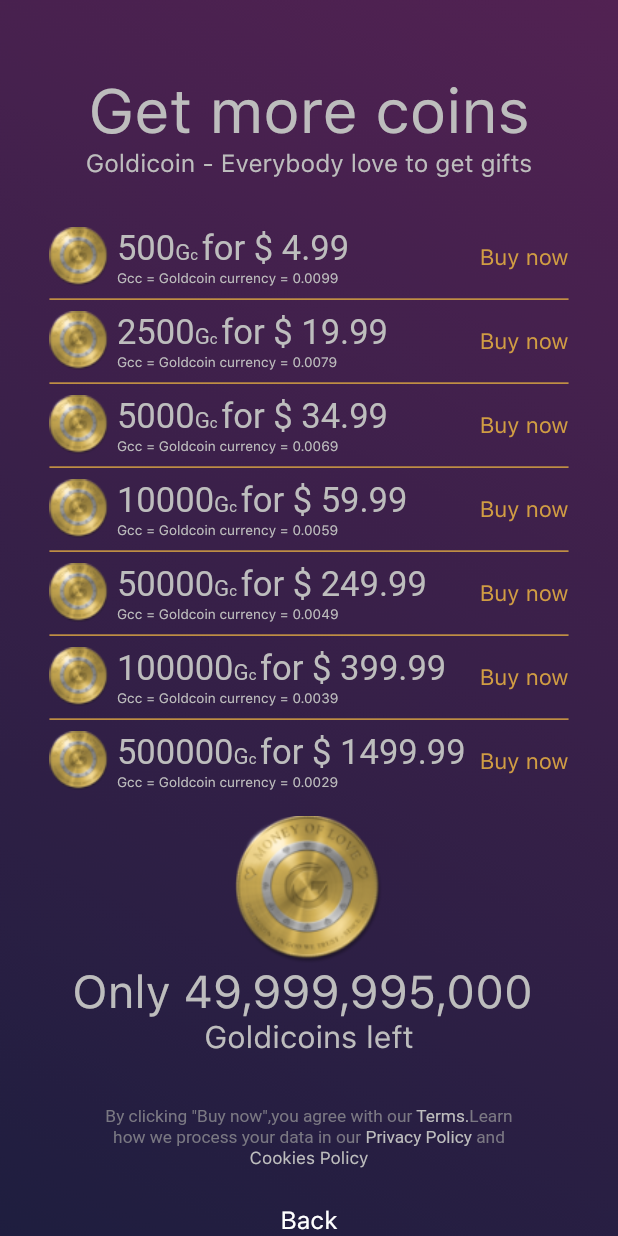
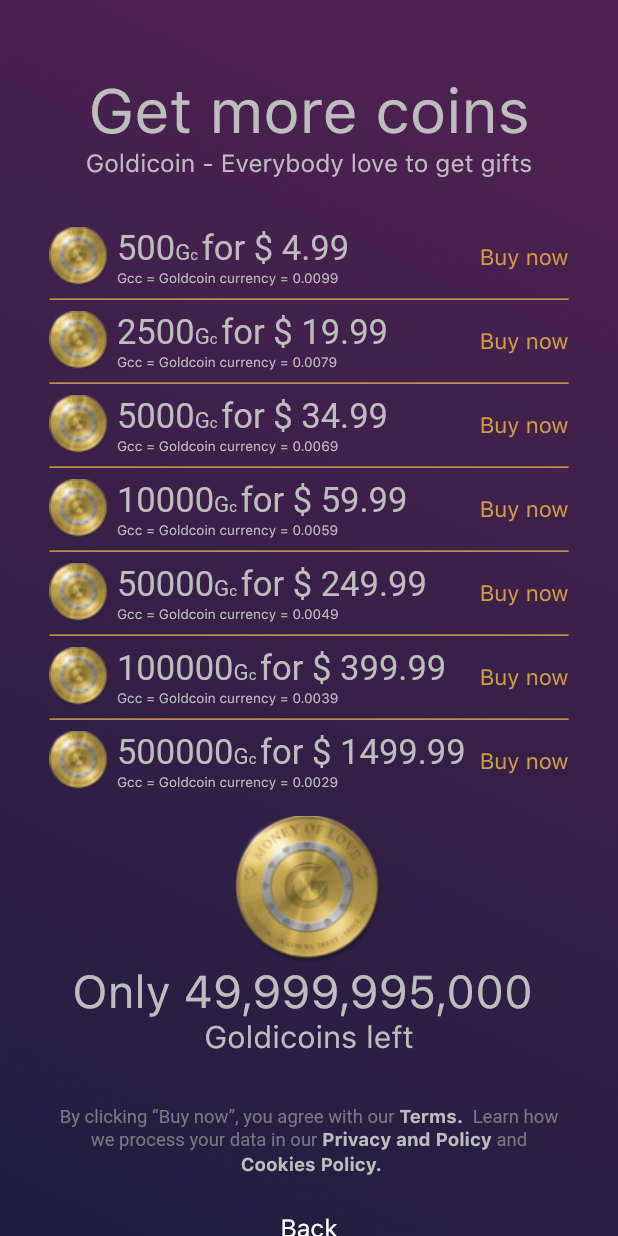
Before and after one commit to Abhisheksainii/goldidate-master, a Flutter app: the GetCoins screen opened by its route, on a phone screen of 412 x 824 dp. Run offline on Flutter 3.47's test engine with Material 2 defaults, Android fonts, the phone set to English and light mode, and no system bars; our stand-ins replace auto_size_text, cloud_firestore, firebase_auth, firebase_core, font_awesome_flutter, google_sign_in and 5 more; missing offline and left inert: flutter_login_facebook, mobile_number, syncfusion_flutter_core; accounts and stored records are empty; project files that could hold a hidden picture were left out.

Commit message:
more links added

```diff
--- a/lib/screens/Home/Profile/Settings.dart
+++ b/lib/screens/Home/Profile/Settings.dart
@@ -726,7 +726,11 @@ class _SettingsState extends State<Settings> {
                 ),
               ),
             ),
-            Details(
+            InkWell(
+              onTap: (){
+                launch("http://goldidate.com/gift-giving-types/");
+              },
+              child: Details(
                 detailValue: "Safety Tips",
                 haveExtraDetail: false,
                 extradetailName: "Info@goldidate.com",
@@ -734,6 +738,7 @@ class _SettingsState extends State<Settings> {
                 colorName: Colors.black,
                 colorIcon: Colors.black,
                 isBold: false,
+              ),
             ),
             Padding(
               padding: EdgeInsets.only(top: height * 0.02),
@@ -783,7 +788,11 @@ class _SettingsState extends State<Settings> {
                 isBold: false,
               ),
             ),
-            Details(
+            InkWell(
+              onTap: (){
+                launch('http://goldidate.com/security/');
+              },
+              child: Details(
                 detailValue: "Licenses",
                 haveExtraDetail: false,
                 extradetailName: "Info@goldidate.com",
@@ -791,6 +800,7 @@ class _SettingsState extends State<Settings> {
                 colorName: Colors.black,
                 colorIcon: Colors.black,
                 isBold: false,
+              ),
             ),
             Container(
               height: height * 0.055,
--- a/lib/screens/coins_feature/getcoins.dart
+++ b/lib/screens/coins_feature/getcoins.dart
@@ -1,7 +1,7 @@
 import 'package:flutter/material.dart';
 import 'package:goldidate/utils/utils_exporter.dart';
 import 'package:goldidate/routes/app_routes.dart';
-
+import 'package:url_launcher/url_launcher.dart';
 class GetCoins extends StatelessWidget {
   @override
   Widget build(BuildContext context) {
@@ -132,79 +132,79 @@ class GetCoins extends StatelessWidget {
                   SizedBox(
                     height: height * 0.04,
                   ),
-                  InkWell(
-                    onTap: () => Navigator.of(context)
-                        .pushNamed(AppRoutes.terms_condititons),
-                    child: Row(
-                        mainAxisAlignment: MainAxisAlignment.center,
-                        children: [
-                          RichText(
-                            text: TextSpan(
-                              text: 'By clicking "Buy now",you agree with our ',
-                              style: TextStyle(
-                                  fontSize: height * 0.014,
-                                  color: Colors.grey.withOpacity(0.7)),
+
+                  Text.rich(
+                    TextSpan(
                         children: [
                           TextSpan(
-                                  text: 'Terms.',
+                            text: 'By clicking “Buy now”, you agree with our ',
+                            style: TextStyle(
+                              color: Colors.grey.withOpacity(0.7),
+                              fontSize: width * 0.03,
+
+                            ),
+                          ),
+                          WidgetSpan(
+                              child: InkWell(
+                                child: Text( 'Terms.  ',
                                   style: TextStyle(
                                       color: AppColors.greyColor,
-                                    fontSize: height * 0.014,
+                                      fontSize: width * 0.03,
+                                      fontWeight: FontWeight.bold
+
+                                  ),),
+                                onTap: () {
+                                  launch("http://goldidate.com/terms-and-conditions/");
+                                },
+                              )
                           ),
-                                ),
-                                TextSpan(
-                                  text: 'Learn',
-                                  style: TextStyle(
+
+
+                          TextSpan(text: 'Learn how we process your data in our ',style: TextStyle(
                             color: Colors.grey.withOpacity(0.7),
-                                    fontSize: height * 0.014,
-                                  ),
-                                ),
-                              ],
-                            ),
-                          ),
-                        ]),
-                  ),
-                  InkWell(
-                    onTap: () => Navigator.of(context)
-                        .pushNamed(AppRoutes.terms_condititons),
-                    child: Row(
-                        mainAxisAlignment: MainAxisAlignment.center,
-                        children: [
-                          RichText(
-                            text: TextSpan(
-                              text: 'how we process your data in our',
-                              style: TextStyle(
-                                  fontSize: height * 0.014,
-                                  color: Colors.grey.withOpacity(0.7)),
-                              children: [
-                                TextSpan(
-                                  text: ' Privacy Policy',
+                            fontSize: width * 0.03,
+
+                          ),),
+                          WidgetSpan(
+                              child: InkWell(
+                                child: Text( 'Privacy and Policy',
                                   style: TextStyle(
                                       color: AppColors.greyColor,
-                                    fontSize: height * 0.014,
+                                      fontSize: width * 0.03,
+                                      fontWeight: FontWeight.bold
+
+                                  ),),
+                                onTap: () {
+                                  launch("http://goldidate.com/privacy-policy/");
+                                },
+                              )
                           ),
-                                ),
-                                TextSpan(
-                                  text: ' and',
-                                  style: TextStyle(
+                          TextSpan(text: ' and', style: TextStyle(
                             color: Colors.grey.withOpacity(0.7),
-                                    fontSize: height * 0.014,
-                                  ),
-                                ),
-                              ],
-                            ),
-                          ),
-                        ]),
-                  ),
-                  Row(mainAxisAlignment: MainAxisAlignment.center, children: [
-                    Text(
-                      "Cookies Policy",
+                            fontSize: width * 0.03,
+
+                          ),),
+                          WidgetSpan(
+                              child: InkWell(
+                                child: Text( ' Cookies Policy.',
                                   style: TextStyle(
                                       color: AppColors.greyColor,
-                        fontSize: height * 0.014,
+                                      fontSize: width * 0.03,
+                                      fontWeight: FontWeight.bold
+
+                                  ),),
+                                onTap: () {
+                                  launch("http://goldidate.com/cookie-policy/");
+                                },
+                              )
                           ),
+                        ]
                     ),
-                  ]),
+                    textAlign: TextAlign.center,
+
+
+                  ),
+
                   SizedBox(
                     height: height * 0.03,
                   ),
```
Also changed, not shown: pubspec.lock. Lines whose indentation alone changed are shown as unchanged.
